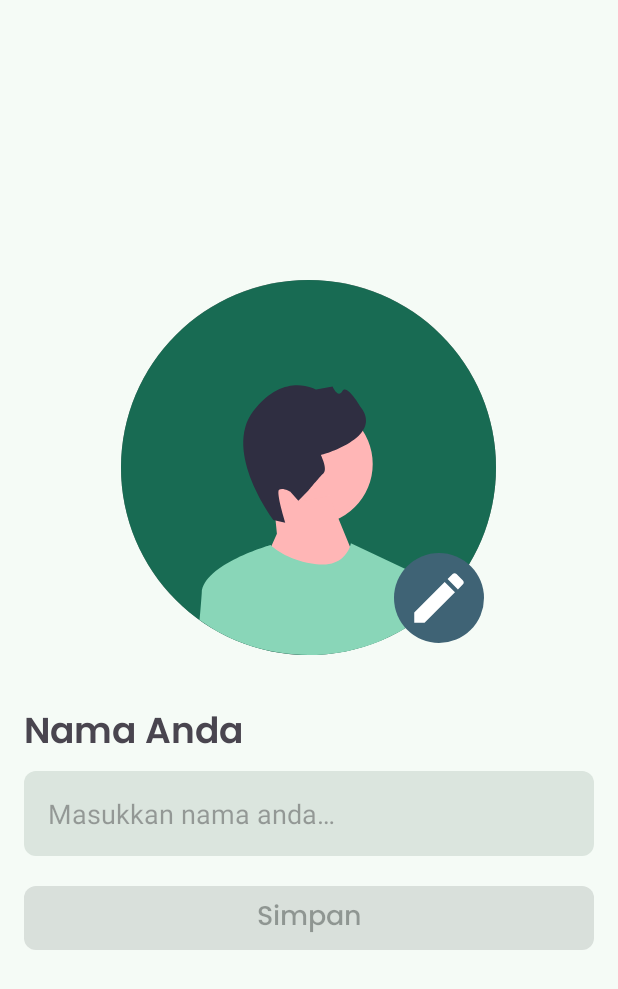
After one commit to C242-PS142/StudyPath-Android, an Android app: the NewUserDataActivity screen opened directly, with no data from a screen before it, on a phone screen of 412 x 824 dp. The commit adds this screen. Shown: the top 989 px of the screen. Run offline under Robolectric (Android 15) with nearby library versions, the phone set to English and light mode, and no system bars.

Commit message:
Add New User Data Screen Layout

```diff
--- a/app/src/main/AndroidManifest.xml
+++ b/app/src/main/AndroidManifest.xml
@@ -16,6 +16,9 @@
             android:name=".ui.activity.LoginActivity"
             android:exported="false" />
         <activity
+        android:name=".ui.activity.NewUserDataActivity"
+        android:exported="false" />
+        <activity
             android:name=".ui.activity.QuizConfirmationActivity"
             android:exported="false" />
         <activity
--- /dev/null
+++ b/app/src/main/java/com/sayid/studypath/ui/activity/NewUserDataActivity.kt
@@ -0,0 +1,22 @@
+package com.sayid.studypath.ui.activity
+
+import android.os.Bundle
+import androidx.appcompat.app.AppCompatActivity
+import com.sayid.studypath.databinding.ActivityNewUserDataBinding
+
+class NewUserDataActivity : AppCompatActivity() {
+    @Suppress("ktlint:standard:backing-property-naming")
+    private var _binding: ActivityNewUserDataBinding? = null
+    private val binding get() = _binding!!
+
+    override fun onCreate(savedInstanceState: Bundle?) {
+        super.onCreate(savedInstanceState)
+        _binding = ActivityNewUserDataBinding.inflate(layoutInflater)
+        setContentView(binding.root)
+    }
+
+    override fun onDestroy() {
+        super.onDestroy()
+        _binding = null
+    }
+}
--- a/app/src/main/java/com/sayid/studypath/ui/activity/OnboardingActivity.kt
+++ b/app/src/main/java/com/sayid/studypath/ui/activity/OnboardingActivity.kt
@@ -25,7 +25,7 @@ class OnboardingActivity : AppCompatActivity() {
             if (binding.viewPager.currentItem < (binding.viewPager.adapter?.itemCount ?: 0) - 1) {
                 binding.viewPager.currentItem += 1
             } else {
-                val intent = Intent(this, LoginActivity::class.java)
+                val intent = Intent(this, NewUserDataActivity::class.java)
                 startActivity(intent)
             }
         }
--- /dev/null
+++ b/app/src/main/java/com/sayid/studypath/ui/customview/CustomEditText.kt
@@ -0,0 +1,33 @@
+package com.sayid.studypath.ui.customview
+
+import android.content.Context
+import android.text.InputType
+import android.util.AttributeSet
+import android.view.inputmethod.EditorInfo
+import android.view.inputmethod.InputMethodManager
+
+class CustomEditText
+    @JvmOverloads
+    constructor(
+        context: Context,
+        attrs: AttributeSet? = null,
+    ) : androidx.appcompat.widget.AppCompatEditText(context, attrs) {
+        init {
+            inputType = InputType.TYPE_CLASS_TEXT
+
+            setOnEditorActionListener { _, actionId, _ ->
+                if (actionId == EditorInfo.IME_ACTION_DONE) {
+                    hideKeyboard()
+                    clearFocus()
+                    true
+                } else {
+                    false
+                }
+            }
+        }
+
+        private fun hideKeyboard() {
+            val imm = context.getSystemService(Context.INPUT_METHOD_SERVICE) as InputMethodManager
+            imm.hideSoftInputFromWindow(windowToken, 0)
+        }
+    }
--- /dev/null
+++ b/app/src/main/res/drawable/baseline_edit_24.xml
@@ -0,0 +1,5 @@
+<vector xmlns:android="http://schemas.android.com/apk/res/android" android:height="24dp" android:tint="#000000" android:viewportHeight="24" android:viewportWidth="24" android:width="24dp">
+
+    <path android:fillColor="@android:color/white" android:pathData="M3,17.25V21h3.75L17.81,9.94l-3.75,-3.75L3,17.25zM20.71,7.04c0.39,-0.39 0.39,-1.02 0,-1.41l-2.34,-2.34c-0.39,-0.39 -1.02,-0.39 -1.41,0l-1.83,1.83 3.75,3.75 1.83,-1.83z"/>
+
+</vector>
--- /dev/null
+++ b/app/src/main/res/drawable/bg_edit_text.xml
@@ -0,0 +1,5 @@
+<?xml version="1.0" encoding="utf-8"?>
+<shape xmlns:android="http://schemas.android.com/apk/res/android">
+    <solid android:color="@color/md_theme_surfaceVariant" />
+    <corners android:radius="@dimen/corner_radius_medium" />
+</shape>
--- /dev/null
+++ b/app/src/main/res/drawable/shape_circle_solid.xml
@@ -0,0 +1,5 @@
+<?xml version="1.0" encoding="utf-8"?>
+<shape xmlns:android="http://schemas.android.com/apk/res/android">
+    <solid android:color="@color/md_theme_tertiary" />
+    <corners android:radius="250dp" />
+</shape>
--- /dev/null
+++ b/app/src/main/res/layout/activity_new_user_data.xml
@@ -0,0 +1,92 @@
+<?xml version="1.0" encoding="utf-8"?>
+<androidx.constraintlayout.widget.ConstraintLayout xmlns:android="http://schemas.android.com/apk/res/android"
+    xmlns:app="http://schemas.android.com/apk/res-auto"
+    xmlns:tools="http://schemas.android.com/tools"
+    android:id="@+id/main"
+    android:layout_width="match_parent"
+    android:layout_height="match_parent"
+    android:layout_gravity="center_vertical"
+    android:paddingHorizontal="@dimen/padding_large"
+    tools:context=".ui.activity.QuizConfirmationActivity">
+
+    <ScrollView
+        android:layout_width="0dp"
+        android:layout_height="wrap_content"
+        app:layout_constraintBottom_toBottomOf="parent"
+        app:layout_constraintEnd_toEndOf="parent"
+        app:layout_constraintStart_toStartOf="parent"
+        app:layout_constraintTop_toTopOf="parent">
+
+        <LinearLayout
+            android:layout_width="match_parent"
+            android:layout_height="wrap_content"
+            android:orientation="vertical">
+
+            <FrameLayout
+                android:layout_width="wrap_content"
+                android:layout_height="wrap_content"
+                android:layout_gravity="center"
+                android:layout_marginTop="@dimen/padding_large">
+
+                <ImageView
+                    android:id="@+id/iv_avatar"
+                    android:layout_width="250dp"
+                    android:layout_height="250dp"
+                    android:adjustViewBounds="true"
+                    android:background="@drawable/shape_circle"
+                    android:importantForAccessibility="no"
+                    android:scaleType="centerCrop"
+                    android:src="@drawable/undraw_male_avatar" />
+
+                <ImageButton
+                    android:id="@+id/ib_edit"
+                    android:layout_width="60dp"
+                    android:layout_height="60dp"
+                    android:layout_gravity="end|bottom"
+                    android:layout_margin="@dimen/margin_medium"
+                    android:adjustViewBounds="true"
+                    android:background="@drawable/shape_circle_solid"
+                    android:importantForAccessibility="no"
+                    android:padding="@dimen/padding_medium"
+                    android:scaleType="fitCenter"
+                    android:src="@drawable/baseline_edit_24"
+                    app:tint="@color/md_theme_onTertiary" />
+
+            </FrameLayout>
+
+
+            <TextView
+                android:layout_width="match_parent"
+                android:layout_height="wrap_content"
+                android:paddingTop="@dimen/padding_xlarge"
+                android:paddingBottom="@dimen/padding_small"
+                android:text="@string/your_name"
+                android:textAppearance="@style/Theme.StudyPath.Text.SemiBold" />
+
+            <com.sayid.studypath.ui.customview.CustomEditText
+                android:id="@+id/edt_name"
+                android:layout_width="match_parent"
+                android:layout_height="wrap_content"
+                android:background="@drawable/bg_edit_text"
+                android:focusable="true"
+                android:hint="@string/enter_your_name"
+                android:inputType="text"
+                android:maxLength="30"
+                android:maxLines="1"
+                android:paddingHorizontal="@dimen/padding_large"
+                android:paddingVertical="@dimen/margin_large" />
+
+            <com.google.android.material.button.MaterialButton
+                android:id="@+id/btn_save"
+                android:layout_width="match_parent"
+                android:layout_height="wrap_content"
+                android:layout_marginVertical="@dimen/padding_large"
+                android:enabled="false"
+                android:text="@string/save"
+                android:textAppearance="@style/Theme.StudyPath.Text.Medium"
+                app:cornerRadius="@dimen/corner_radius_medium" />
+        </LinearLayout>
+    </ScrollView>
+
+
+</androidx.constraintlayout.widget.ConstraintLayout>
--- a/app/src/main/res/values/dimens.xml
+++ b/app/src/main/res/values/dimens.xml
@@ -16,6 +16,7 @@
     <dimen name="corner_radius_small">4dp</dimen>
     <dimen name="corner_radius_medium">8dp</dimen>
     <dimen name="corner_radius_large">16dp</dimen>
+    <dimen name="corner_radius_xlarge">32dp</dimen>
 
     <!--    Spacing-->
     <dimen name="spacing_small">4dp</dimen>
--- a/app/src/main/res/values/strings.xml
+++ b/app/src/main/res/values/strings.xml
@@ -49,4 +49,7 @@
     <string name="about_our_app_title">About Our App</string>
     <string name="about_our_app_subtitle">This application personalizes study strategies based on students’ unique personalities and learning styles, using Big Five insights to enhance learning effectiveness and cater to the demand for individualized educational support.</string>
     <string name="logout_text_btn">Logout</string>
+    <string name="your_name">Nama Anda</string>
+    <string name="enter_your_name">Masukkan nama anda…</string>
+    <string name="save">Simpan</string>
 </resources>
```
